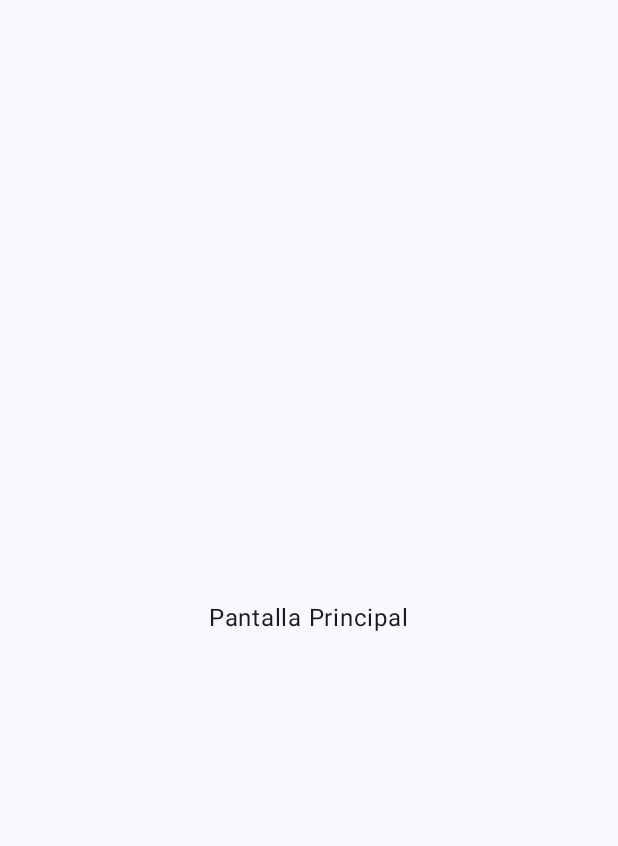
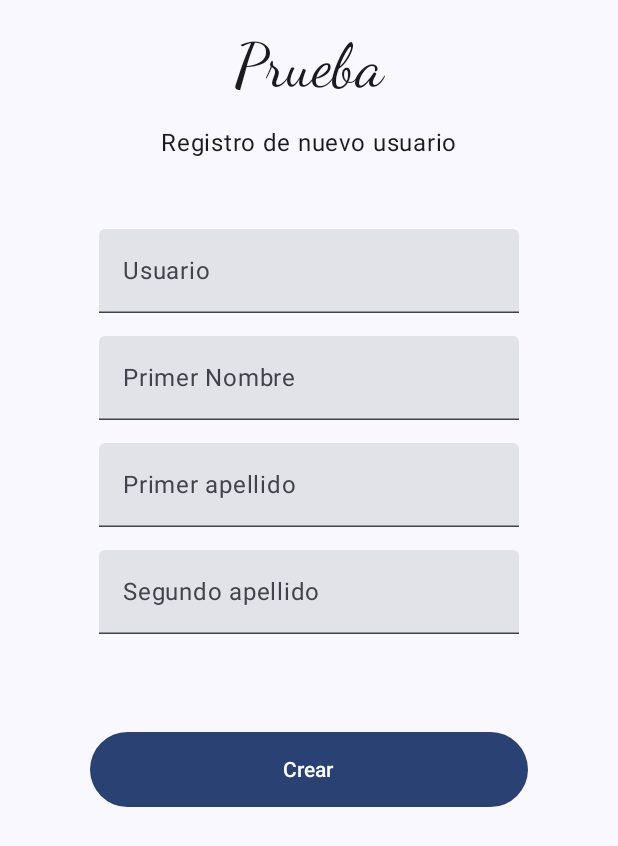
Before and after one commit to mmedina23/Clase-Android, an Android app built with Jetpack Compose: the screen it shows after launch (MainActivity), on a phone screen of 412 x 824 dp. Before the commit the part shown is almost empty. Shown: the top 846 px of the screen. Run offline under Robolectric (Android 15) with nearby library versions, the phone set to English and light mode, and no system bars.

```diff
--- a/app/src/main/java/com/pmd/claseandroid/MainActivity.kt
+++ b/app/src/main/java/com/pmd/claseandroid/MainActivity.kt
@@ -6,8 +6,11 @@ import androidx.activity.ComponentActivity
 import androidx.activity.compose.setContent
 import androidx.activity.enableEdgeToEdge
 import androidx.compose.foundation.Image
+import androidx.compose.foundation.layout.Arrangement
+import androidx.compose.foundation.layout.Box
 import androidx.compose.foundation.layout.Column
 import androidx.compose.foundation.layout.Row
+import androidx.compose.foundation.layout.Spacer
 import androidx.compose.foundation.layout.fillMaxSize
 import androidx.compose.foundation.layout.fillMaxWidth
 import androidx.compose.foundation.layout.height
@@ -16,6 +19,7 @@ import androidx.compose.foundation.layout.width
 import androidx.compose.foundation.lazy.LazyColumn
 import androidx.compose.foundation.lazy.items
 import androidx.compose.foundation.shape.CircleShape
+import androidx.compose.foundation.shape.RoundedCornerShape
 import androidx.compose.material.icons.Icons
 import androidx.compose.material.icons.filled.Add
 import androidx.compose.material3.Button
@@ -26,11 +30,17 @@ import androidx.compose.material3.Icon
 import androidx.compose.material3.MaterialTheme
 import androidx.compose.material3.Scaffold
 import androidx.compose.material3.Text
+import androidx.compose.material3.TextField
 import androidx.compose.runtime.Composable
+import androidx.compose.runtime.mutableStateOf
+import androidx.compose.runtime.remember
 import androidx.compose.ui.Alignment
 import androidx.compose.ui.Modifier
 import androidx.compose.ui.platform.LocalContext
 import androidx.compose.ui.res.painterResource
+import androidx.compose.ui.text.TextStyle
+import androidx.compose.ui.text.font.FontFamily
+import androidx.compose.ui.text.input.TextFieldValue
 import androidx.compose.ui.text.style.TextAlign
 import androidx.compose.ui.tooling.preview.Preview
 import androidx.compose.ui.unit.dp
@@ -78,7 +88,10 @@ class MainActivity : ComponentActivity() {
                     }*/
 
                     //llamado de la funcion del splah
-                    AppNavigation(innerPadding)
+                    //AppNavigation(innerPadding)
+
+                    //Formulario
+                    RegistroUsuarioForm("Prueba", modifier = Modifier.padding(innerPadding))
                 }
             }
         }
@@ -201,6 +214,83 @@ fun ListarPersona(persona: Persona, modifier: Modifier = Modifier) {
     }
 }
 
+@Composable
+fun RegistroUsuarioForm(nombre: String, modifier: Modifier = Modifier) {
+    val usuario = remember { mutableStateOf(TextFieldValue()) }
+    val primerNombre = remember { mutableStateOf(TextFieldValue()) }
+    val primerApellido = remember { mutableStateOf(TextFieldValue()) }
+    val segundoApellido = remember { mutableStateOf(TextFieldValue()) }
+
+    Column(
+        modifier = Modifier.padding(20.dp),
+        verticalArrangement = Arrangement.Center,
+        horizontalAlignment = Alignment.CenterHorizontally
+    ) {
+        Text(
+            text = nombre,
+            style = TextStyle(fontSize = 40.sp, fontFamily = FontFamily.Cursive)
+        )
+        Spacer(modifier = Modifier.height(15.dp))
+        Text(
+            text = "Registro de nuevo usuario"
+        )
+        Spacer(modifier = Modifier.height(45.dp))
+        TextField(
+            label = { Text(text = "Usuario") },
+            value = usuario.value,
+            onValueChange = { usuario.value = it }
+        )
+        Spacer(modifier = Modifier.height(15.dp))
+        TextField(
+            label = { Text(text = "Primer Nombre") },
+            value = primerNombre.value,
+            onValueChange = { primerNombre.value = it }
+        )
+        Spacer(modifier = Modifier.height(15.dp))
+        TextField(
+            label = { Text(text = "Primer apellido") },
+            value = primerApellido.value,
+            onValueChange = { primerApellido.value = it }
+        )
+        Spacer(modifier = Modifier.height(15.dp))
+        TextField(
+            label = { Text(text = "Segundo apellido") },
+            value = segundoApellido.value,
+            onValueChange = { segundoApellido.value = it }
+        )
+        Spacer(modifier = Modifier.height(65.dp))
+        Box(modifier = Modifier.padding(40.dp, 0.dp, 40.dp, 0.dp)) {
+            Button(
+                onClick = {
+
+                    crearUsuario(
+                        usuario.value.text,
+                        primerNombre.value.text,
+                        primerApellido.value.text,
+                        segundoApellido.value.text
+
+                    )
+                },
+                shape = RoundedCornerShape(50.dp),
+                modifier = Modifier
+                    .fillMaxWidth()
+                    .height(50.dp)
+            ) {
+                Text(text = "Crear")
+            }
+        }
+    }
+}
+
+private fun crearUsuario(
+    username: String,
+    primerNombre: String,
+    primerApellido: String = "",
+    segundoApellido: String = ""
+) {
+    println("usuario registrado: $username - $primerNombre - $primerApellido - $segundoApellido");
+}
+
 @Preview(showBackground = true)
 @Composable
 fun GreetingPreview() {
```
